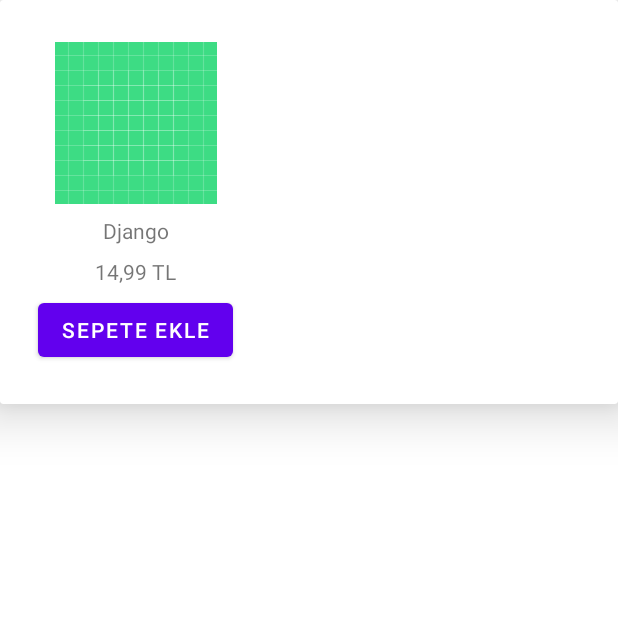
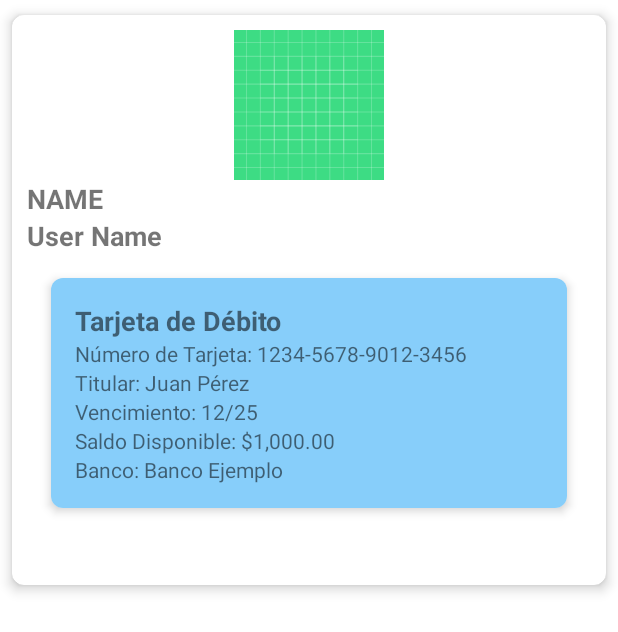
Before and after one commit to SolisEduardo/ContactBook, an Android app: the layout card_presentation.xml on its own in the app's theme, with its tools: preview values and no code run, on a phone screen of 412 x 824 dp. Shown: the top 632 px of the screen. Run offline under Robolectric (Android 15) with nearby library versions, the phone set to English and light mode, and no system bars; network calls fail.

Commit message:
Add Adapter and RecyclerView

```diff
--- a/app/build.gradle
+++ b/app/build.gradle
@@ -69,4 +69,7 @@ dependencies {
     //Glide
     implementation 'com.github.bumptech.glide:glide:4.12.0'
     kapt 'com.github.bumptech.glide:compiler:4.12.0'
+
+
+
 }
--- a/app/src/main/java/com/example/contactbook/data/network/Service.kt
+++ b/app/src/main/java/com/example/contactbook/data/network/Service.kt
@@ -10,7 +10,7 @@ import javax.inject.Inject
 class Service @Inject constructor(private val api: ApiService) {
     private val TAG: String = Service::class.java.simpleName
     suspend fun getUser(): NetworkState<List<UserModelItem>> {
-        val response = api.getAllUsers(2, true)
+        val response = api.getAllUsers(15, true)
         return if (response.isSuccessful) {
             Log.i(TAG, "${response.isSuccessful}")
             val responseBody = response.body()
--- a/app/src/main/java/com/example/contactbook/ui/view/SplashScreen.kt
+++ b/app/src/main/java/com/example/contactbook/ui/view/SplashScreen.kt
@@ -36,7 +36,6 @@ class SplashScreen : AppCompatActivity() {
             finish()
         }, SPLASH_SCREEN)
 
-
     }
 
     companion object {
--- a/app/src/main/res/layout/card_presentation.xml
+++ b/app/src/main/res/layout/card_presentation.xml
@@ -2,60 +2,116 @@
 <androidx.cardview.widget.CardView xmlns:android="http://schemas.android.com/apk/res/android"
     xmlns:app="http://schemas.android.com/apk/res-auto"
     android:layout_width="match_parent"
+    android:layout_height="400dp"
+    android:layout_marginBottom="12dp"
+    app:cardCornerRadius="8dp"
+    app:cardElevation="5dp"
+    app:cardPreventCornerOverlap="true"
+    app:cardUseCompatPadding="true">
+    <RelativeLayout
+        android:layout_width="match_parent"
         android:layout_height="wrap_content"
-    app:cardElevation="20dp"
-    app:contentPadding="10dp">
+        android:padding="10dp">
 
-    <androidx.constraintlayout.widget.ConstraintLayout
+        <ImageView
+            android:id="@+id/imgPerson"
+            android:layout_width="100dp"
+            android:layout_height="100dp"
+            android:layout_alignParentStart="true"
+            android:layout_alignParentEnd="true"
+            android:layout_marginStart="0dp"
+            android:layout_marginLeft="0dp"
+            android:layout_marginTop="0dp"
+            android:layout_marginEnd="0dp"
+            android:src="@drawable/ic_launcher_background">
+
+        </ImageView>
+
+        <TextView
+            android:id="@+id/txtUserName"
             android:layout_width="wrap_content"
             android:layout_height="wrap_content"
-        android:layout_margin="10dp">
+            android:layout_below="@id/imgPerson"
+            android:layout_alignParentStart="true"
+            android:layout_alignParentEnd="true"
+            android:layout_marginStart="0dp"
+            android:layout_marginLeft="0dp"
+            android:layout_marginEnd="0dp"
+            android:text="NAME"
+            android:textSize="18sp"
+            android:textStyle="bold">
 
-        <ImageView
-            android:id="@+id/imageViewFilm"
+        </TextView>
+
+        <TextView
+            android:id="@+id/txtName"
             android:layout_width="wrap_content"
             android:layout_height="wrap_content"
-            android:layout_marginTop="8dp"
-            android:scaleType="centerCrop"
-            app:layout_constraintEnd_toEndOf="parent"
-            app:layout_constraintHorizontal_bias="0.5"
-            app:layout_constraintStart_toStartOf="parent"
-            app:layout_constraintTop_toTopOf="parent"
-            app:srcCompat="@drawable/ic_launcher_background" />
+            android:layout_below="@id/txtUserName"
+            android:layout_alignParentStart="true"
+            android:layout_alignParentEnd="true"
+            android:layout_marginStart="0dp"
+            android:layout_marginLeft="0dp"
+            android:layout_marginEnd="0dp"
+            android:textSize="18sp"
+            android:textStyle="bold"
+            android:text="User Name" />
+        <androidx.cardview.widget.CardView
+            android:id="@+id/cardView"
+            android:layout_width="match_parent"
+            android:layout_height="wrap_content"
+            android:layout_margin="16dp"
+            android:layout_below="@id/txtName"
+            app:cardCornerRadius="8dp"
+            app:cardElevation="4dp">
+            <LinearLayout
+                android:id="@+id/linear_tarjeta"
+                android:layout_width="match_parent"
+                android:layout_height="wrap_content"
+                android:orientation="vertical"
+                android:background="@color/color_4"
+                android:padding="16dp">
 
                 <TextView
-            android:id="@+id/textViewFilmName"
                     android:layout_width="wrap_content"
                     android:layout_height="wrap_content"
-            android:layout_marginTop="8dp"
-            android:text="Django"
-            app:layout_constraintEnd_toEndOf="parent"
-            app:layout_constraintHorizontal_bias="0.5"
-            app:layout_constraintStart_toStartOf="parent"
-            app:layout_constraintTop_toBottomOf="@+id/imageViewFilm" />
+                    android:text="Tarjeta de Débito"
+                    android:textSize="18sp"
+                    android:textStyle="bold"/>
 
                 <TextView
-            android:id="@+id/textViewFilmPrice"
+                    android:id="@+id/txtNumeroTarjeta"
                     android:layout_width="wrap_content"
                     android:layout_height="wrap_content"
-            android:layout_marginTop="8dp"
-            android:text="14,99 TL"
-            app:layout_constraintEnd_toEndOf="parent"
-            app:layout_constraintHorizontal_bias="0.5"
-            app:layout_constraintStart_toStartOf="parent"
-            app:layout_constraintTop_toBottomOf="@+id/textViewFilmName" />
+                    android:text="Número de Tarjeta: 1234-5678-9012-3456"/>
 
-        <Button
-            android:id="@+id/button"
+                <TextView
+                    android:id="@+id/txtNombreTitular"
                     android:layout_width="wrap_content"
                     android:layout_height="wrap_content"
-            android:layout_margin="5dp"
-            android:layout_marginTop="8dp"
-            android:text="Sepete Ekle"
-            app:layout_constraintBottom_toBottomOf="parent"
-            app:layout_constraintEnd_toEndOf="parent"
-            app:layout_constraintHorizontal_bias="0.5"
-            app:layout_constraintStart_toStartOf="parent"
-            app:layout_constraintTop_toBottomOf="@+id/textViewFilmPrice" />
-    </androidx.constraintlayout.widget.ConstraintLayout>
+                    android:text="Titular: Juan Pérez"/>
+
+                <TextView
+                    android:id="@+id/txtFechaVencimiento"
+                    android:layout_width="wrap_content"
+                    android:layout_height="wrap_content"
+                    android:text="Vencimiento: 12/25"/>
+
+                <TextView
+                    android:id="@+id/txtSaldoDisponible"
+                    android:layout_width="wrap_content"
+                    android:layout_height="wrap_content"
+                    android:text="Saldo Disponible: $1,000.00"/>
+
+                <TextView
+                    android:id="@+id/txtBanco"
+                    android:layout_width="wrap_content"
+                    android:layout_height="wrap_content"
+                    android:text="Banco: Banco Ejemplo"/>
+
+            </LinearLayout>
+
         </androidx.cardview.widget.CardView>
+    </RelativeLayout>
+
+</androidx.cardview.widget.CardView>
```
Also changed, not shown: app/src/main/java/com/example/contactbook/adapters/PersonAdapter.kt (added, +52 -0 lines), app/src/main/java/com/example/contactbook/ui/view/MainActivity.kt (+5 -8 lines), app/src/main/java/com/example/contactbook/utils/GenerateColor.kt (added, +13 -0 lines), app/src/main/java/com/example/contactbook/utils/GenerateFormatMoney.kt (added, +14 -0 lines), app/src/main/res/layout/activity_main.xml (+7 -63 lines), app/src/main/res/layout/tarjeta.xml (added, +55 -0 lines). Lines whose indentation alone changed are shown as unchanged.
